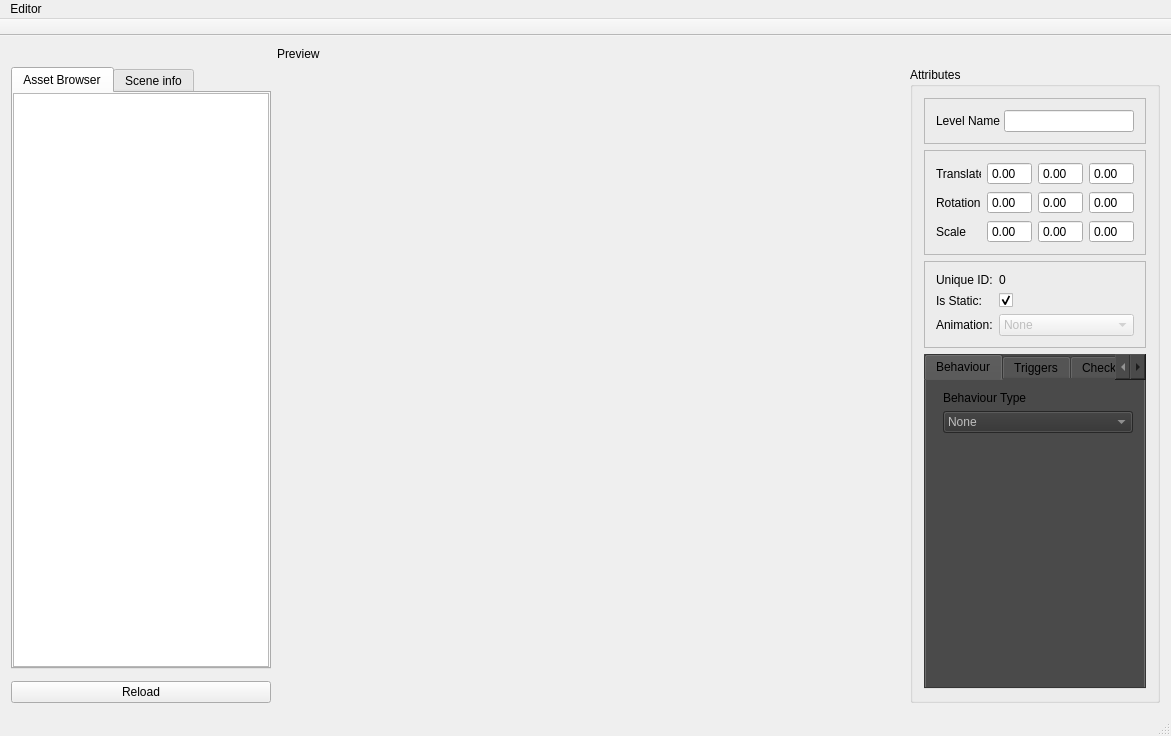
The window that SSPSolution/SSP_Editor/SSP_Editor.ui (Chringo/SSP) describes before a commit, drawn with Qt 5.
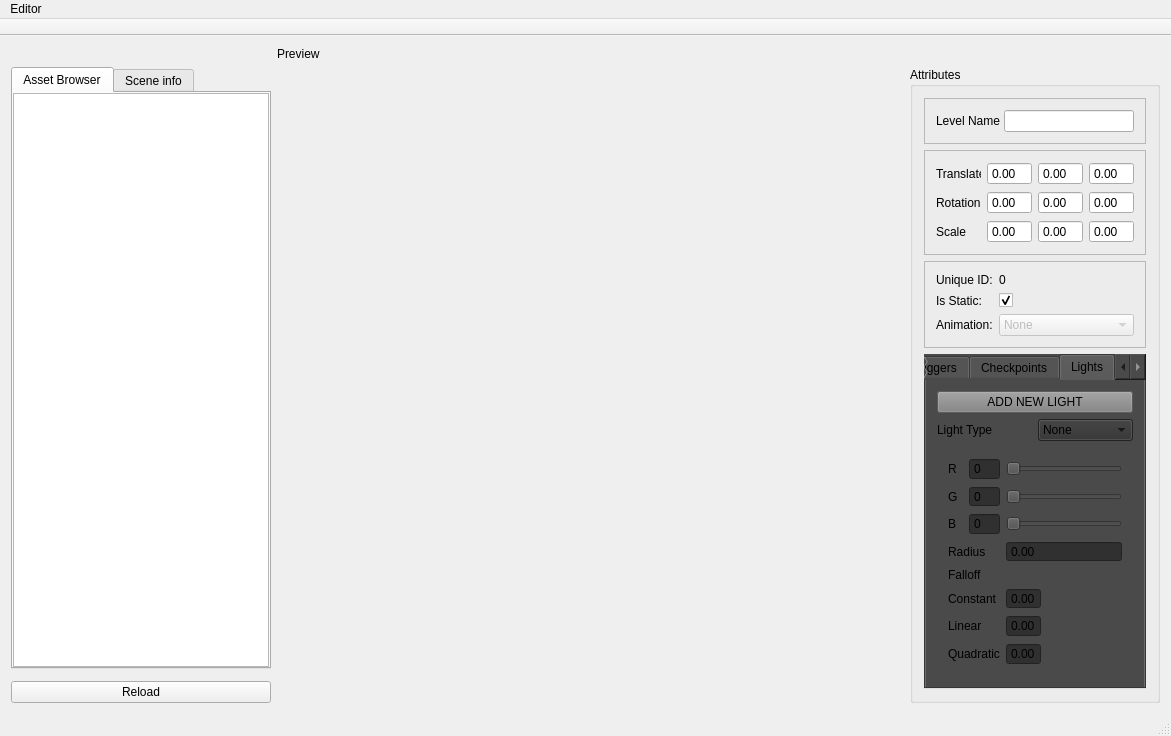
The same window after the commit. The open tabs and pages were chosen to show the change.

```diff
--- a/SSPSolution/SSP_Editor/SSP_Editor.ui
+++ b/SSPSolution/SSP_Editor/SSP_Editor.ui
@@ -853,7 +853,7 @@
           <string notr="true">background-color: rgb(74, 74, 74);</string>
          </property>
          <property name="currentIndex">
-          <number>0</number>
+          <number>3</number>
          </property>
          <widget class="QWidget" name="Behaviour">
           <attribute name="title">
@@ -2489,6 +2489,300 @@
            </item>
           </layout>
          </widget>
+         <widget class="QWidget" name="Lights">
+          <attribute name="title">
+           <string>Lights</string>
+          </attribute>
+          <layout class="QGridLayout" name="gridLayout_8">
+           <item row="1" column="0">
+            <widget class="QLabel" name="label_6">
+             <property name="text">
+              <string>Light Type</string>
+             </property>
+            </widget>
+           </item>
+           <item row="1" column="1">
+            <widget class="QComboBox" name="LightDropDown">
+             <property name="styleSheet">
+              <string notr="true">background-color: rgb(48, 48, 48);</string>
+             </property>
+             <item>
+              <property name="text">
+               <string>None</string>
+              </property>
+             </item>
+             <item>
+              <property name="text">
+               <string>Point</string>
+              </property>
+             </item>
+             <item>
+              <property name="text">
+               <string>Directional</string>
+              </property>
+             </item>
+             <item>
+              <property name="text">
+               <string>Area</string>
+              </property>
+             </item>
+             <item>
+              <property name="text">
+               <string>Spot</string>
+              </property>
+             </item>
+             <item>
+              <property name="text">
+               <string>Ambient</string>
+              </property>
+             </item>
+            </widget>
+           </item>
+           <item row="4" column="0" colspan="2">
+            <widget class="QStackedWidget" name="LightWindows">
+             <property name="currentIndex">
+              <number>0</number>
+             </property>
+             <widget class="QWidget" name="None"/>
+             <widget class="QWidget" name="Point">
+              <layout class="QGridLayout" name="gridLayout_9">
+               <item row="5" column="0" colspan="2">
+                <widget class="QLabel" name="label_12">
+                 <property name="text">
+                  <string>Falloff</string>
+                 </property>
+                </widget>
+               </item>
+               <item row="1" column="1">
+                <widget class="QSpinBox" name="R_Colorvalue">
+                 <property name="styleSheet">
+                  <string notr="true">background-color: rgb(48, 48, 48);</string>
+                 </property>
+                 <property name="buttonSymbols">
+                  <enum>QAbstractSpinBox::NoButtons</enum>
+                 </property>
+                 <property name="maximum">
+                  <number>255</number>
+                 </property>
+                </widget>
+               </item>
+               <item row="1" column="0">
+                <widget class="QLabel" name="label_8">
+                 <property name="text">
+                  <string>R</string>
+                 </property>
+                </widget>
+               </item>
+               <item row="9" column="2">
+                <spacer name="verticalSpacer_6">
+                 <property name="orientation">
+                  <enum>Qt::Vertical</enum>
+                 </property>
+                 <property name="sizeHint" stdset="0">
+                  <size>
+                   <width>20</width>
+                   <height>40</height>
+                  </size>
+                 </property>
+                </spacer>
+               </item>
+               <item row="2" column="0">
+                <widget class="QLabel" name="label_9">
+                 <property name="text">
+                  <string>G</string>
+                 </property>
+                </widget>
+               </item>
+               <item row="3" column="0">
+                <widget class="QLabel" name="label_10">
+                 <property name="text">
+                  <string>B</string>
+                 </property>
+                </widget>
+               </item>
+               <item row="2" column="1">
+                <widget class="QSpinBox" name="G_Colorvalue">
+                 <property name="styleSheet">
+                  <string notr="true">background-color: rgb(48, 48, 48);</string>
+                 </property>
+                 <property name="buttonSymbols">
+                  <enum>QAbstractSpinBox::NoButtons</enum>
+                 </property>
+                 <property name="maximum">
+                  <number>255</number>
+                 </property>
+                </widget>
+               </item>
+               <item row="4" column="2" colspan="2">
+                <widget class="QDoubleSpinBox" name="RadiusValue">
+                 <property name="styleSheet">
+                  <string notr="true">background-color: rgb(48, 48, 48);</string>
+                 </property>
+                 <property name="buttonSymbols">
+                  <enum>QAbstractSpinBox::NoButtons</enum>
+                 </property>
+                </widget>
+               </item>
+               <item row="2" column="2" colspan="2">
+                <widget class="QSlider" name="G_Slider">
+                 <property name="maximum">
+                  <number>255</number>
+                 </property>
+                 <property name="pageStep">
+                  <number>25</number>
+                 </property>
+                 <property name="orientation">
+                  <enum>Qt::Horizontal</enum>
+                 </property>
+                </widget>
+               </item>
+               <item row="1" column="2" colspan="2">
+                <widget class="QSlider" name="R_Slider">
+                 <property name="maximum">
+                  <number>255</number>
+                 </property>
+                 <property name="pageStep">
+                  <number>25</number>
+                 </property>
+                 <property name="orientation">
+                  <enum>Qt::Horizontal</enum>
+                 </property>
+                </widget>
+               </item>
+               <item row="3" column="2" colspan="2">
+                <widget class="QSlider" name="B_Slider">
+                 <property name="maximum">
+                  <number>255</number>
+                 </property>
+                 <property name="pageStep">
+                  <number>25</number>
+                 </property>
+                 <property name="orientation">
+                  <enum>Qt::Horizontal</enum>
+                 </property>
+                </widget>
+               </item>
+               <item row="3" column="1">
+                <widget class="QSpinBox" name="B_Colorvalue">
+                 <property name="styleSheet">
+                  <string notr="true">background-color: rgb(48, 48, 48);</string>
+                 </property>
+                 <property name="buttonSymbols">
+                  <enum>QAbstractSpinBox::NoButtons</enum>
+                 </property>
+                 <property name="maximum">
+                  <number>255</number>
+                 </property>
+                </widget>
+               </item>
+               <item row="8" column="0" colspan="2">
+                <widget class="QLabel" name="label_14">
+                 <property name="text">
+                  <string>Quadratic</string>
+                 </property>
+                </widget>
+               </item>
+               <item row="7" column="0" colspan="2">
+                <widget class="QLabel" name="label_13">
+                 <property name="text">
+                  <string>Linear</string>
+                 </property>
+                </widget>
+               </item>
+               <item row="6" column="0" colspan="2">
+                <widget class="QLabel" name="label_7">
+                 <property name="text">
+                  <string>Constant</string>
+                 </property>
+                </widget>
+               </item>
+               <item row="4" column="0" colspan="2">
+                <widget class="QLabel" name="label_11">
+                 <property name="text">
+                  <string>Radius</string>
+                 </property>
+                </widget>
+               </item>
+               <item row="8" column="2">
+                <widget class="QDoubleSpinBox" name="QuadValue">
+                 <property name="styleSheet">
+                  <string notr="true">background-color: rgb(48, 48, 48);</string>
+                 </property>
+                 <property name="buttonSymbols">
+                  <enum>QAbstractSpinBox::NoButtons</enum>
+                 </property>
+                 <property name="maximum">
+                  <double>1.000000000000000</double>
+                 </property>
+                 <property name="singleStep">
+                  <double>0.010000000000000</double>
+                 </property>
+                </widget>
+               </item>
+               <item row="7" column="2">
+                <widget class="QDoubleSpinBox" name="LinearValue">
+                 <property name="styleSheet">
+                  <string notr="true">background-color: rgb(48, 48, 48);</string>
+                 </property>
+                 <property name="frame">
+                  <bool>true</bool>
+                 </property>
+                 <property name="buttonSymbols">
+                  <enum>QAbstractSpinBox::NoButtons</enum>
+                 </property>
+                 <property name="maximum">
+                  <double>1.000000000000000</double>
+                 </property>
+                 <property name="singleStep">
+                  <double>0.010000000000000</double>
+                 </property>
+                </widget>
+               </item>
+               <item row="6" column="2">
+                <widget class="QDoubleSpinBox" name="ConstantValue">
+                 <property name="styleSheet">
+                  <string notr="true">background-color: rgb(48, 48, 48);</string>
+                 </property>
+                 <property name="buttonSymbols">
+                  <enum>QAbstractSpinBox::NoButtons</enum>
+                 </property>
+                 <property name="maximum">
+                  <double>1.000000000000000</double>
+                 </property>
+                 <property name="singleStep">
+                  <double>0.010000000000000</double>
+                 </property>
+                </widget>
+               </item>
+               <item row="6" column="3">
+                <spacer name="horizontalSpacer">
+                 <property name="orientation">
+                  <enum>Qt::Horizontal</enum>
+                 </property>
+                 <property name="sizeHint" stdset="0">
+                  <size>
+                   <width>40</width>
+                   <height>20</height>
+                  </size>
+                 </property>
+                </spacer>
+               </item>
+              </layout>
+             </widget>
+            </widget>
+           </item>
+           <item row="0" column="0" colspan="2">
+            <widget class="QPushButton" name="ADD_Light_Button">
+             <property name="styleSheet">
+              <string notr="true">background-color: rgb(129, 129, 129);</string>
+             </property>
+             <property name="text">
+              <string>ADD NEW LIGHT</string>
+             </property>
+            </widget>
+           </item>
+          </layout>
+         </widget>
         </widget>
        </item>
       </layout>
```
Left out of the diff: 410 changed lines with no effect on the pictures.
